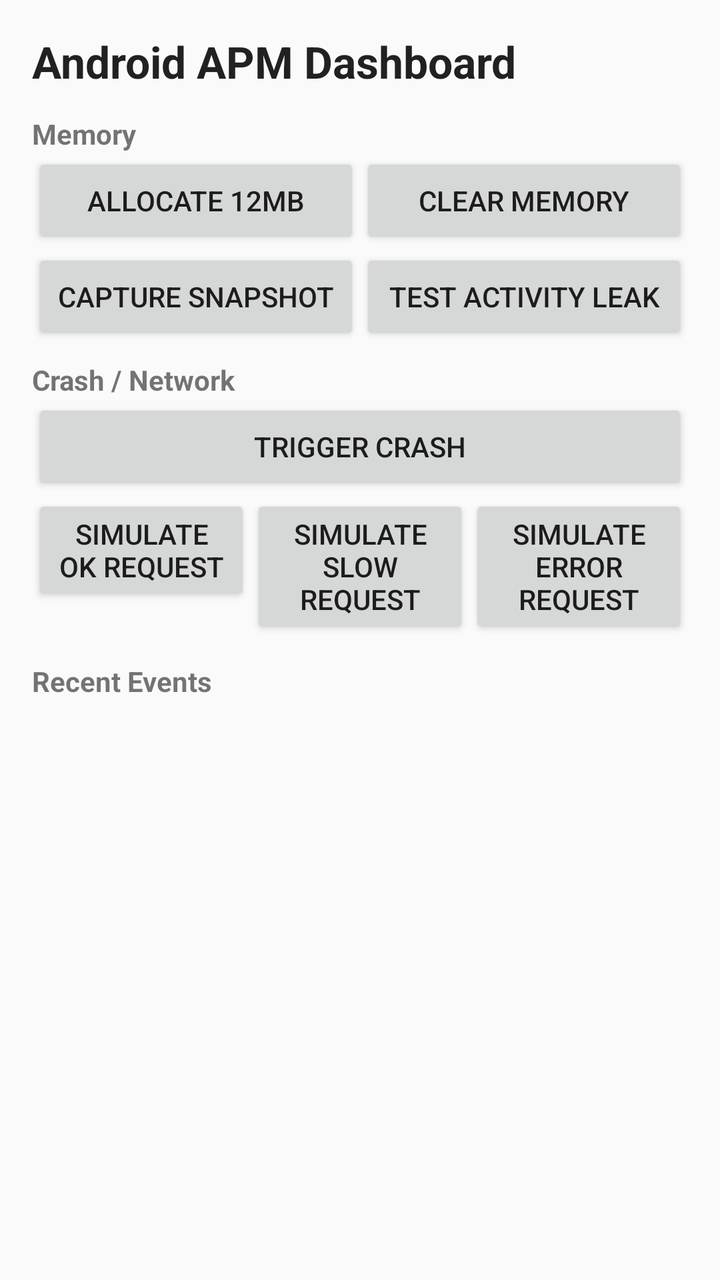
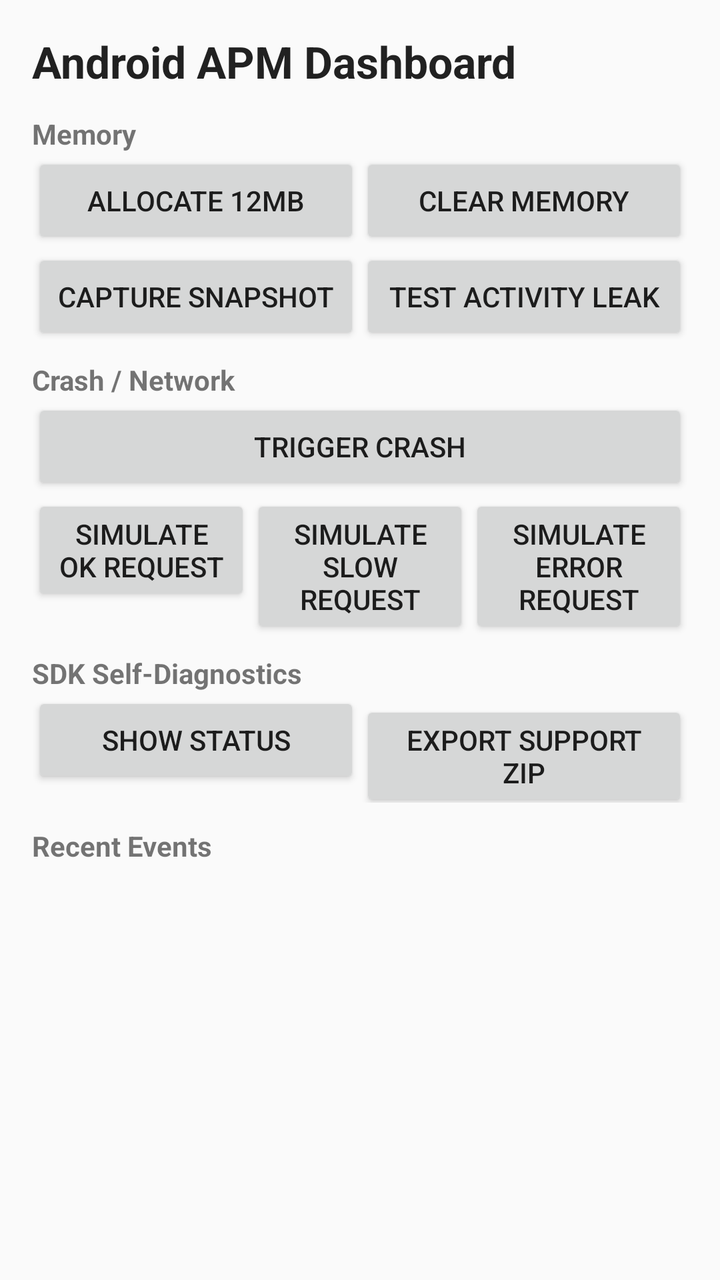

Screens rendered from an Android XML layout before and after an edit, with the pre-edit source and the edit as a unified diff.
<!-- AndroidManifest.xml: application theme Theme.SampleApp -->
<!-- res/layout/activity_main.xml -->
<?xml version="1.0" encoding="utf-8"?>
<LinearLayout xmlns:android="http://schemas.android.com/apk/res/android"
    android:layout_width="match_parent"
    android:layout_height="match_parent"
    android:orientation="vertical"
    android:padding="16dp">

    <TextView
        android:id="@+id/titleView"
        android:layout_width="match_parent"
        android:layout_height="wrap_content"
        android:text="@string/title"
        android:textAppearance="@style/TextAppearance.AppCompat.Large"
        android:textStyle="bold" />

    
    <TextView
        android:layout_width="match_parent"
        android:layout_height="wrap_content"
        android:layout_marginTop="12dp"
        android:text="Memory"
        android:textStyle="bold" />

    <LinearLayout
        android:layout_width="match_parent"
        android:layout_height="wrap_content"
        android:orientation="horizontal">

        <Button
            android:id="@+id/allocButton"
            android:layout_width="0dp"
            android:layout_height="wrap_content"
            android:layout_weight="1"
            android:text="@string/allocate_memory" />

        <Button
            android:id="@+id/clearButton"
            android:layout_width="0dp"
            android:layout_height="wrap_content"
            android:layout_weight="1"
            android:text="@string/clear_memory" />
    </LinearLayout>

    <LinearLayout
        android:layout_width="match_parent"
        android:layout_height="wrap_content"
        android:orientation="horizontal">

        <Button
            android:id="@+id/captureButton"
            android:layout_width="0dp"
            android:layout_height="wrap_content"
            android:layout_weight="1"
            android:text="@string/capture_snapshot" />

        <Button
            android:id="@+id/leakTestButton"
            android:layout_width="0dp"
            android:layout_height="wrap_content"
            android:layout_weight="1"
            android:text="@string/test_leak" />
    </LinearLayout>

    
    <TextView
        android:layout_width="match_parent"
        android:layout_height="wrap_content"
        android:layout_marginTop="8dp"
        android:text="Crash / Network"
        android:textStyle="bold" />

    <Button
        android:id="@+id/crashButton"
        android:layout_width="match_parent"
        android:layout_height="wrap_content"
        android:text="@string/test_crash" />

    <LinearLayout
        android:layout_width="match_parent"
        android:layout_height="wrap_content"
        android:orientation="horizontal">

        <Button
            android:id="@+id/networkOkButton"
            android:layout_width="0dp"
            android:layout_height="wrap_content"
            android:layout_weight="1"
            android:text="@string/test_network_ok" />

        <Button
            android:id="@+id/networkSlowButton"
            android:layout_width="0dp"
            android:layout_height="wrap_content"
            android:layout_weight="1"
            android:text="@string/test_network_slow" />

        <Button
            android:id="@+id/networkErrorButton"
            android:layout_width="0dp"
            android:layout_height="wrap_content"
            android:layout_weight="1"
            android:text="@string/test_network_error" />
    </LinearLayout>

    
    <TextView
        android:id="@+id/eventsLabel"
        android:layout_width="match_parent"
        android:layout_height="wrap_content"
        android:layout_marginTop="12dp"
        android:text="@string/recent_events"
        android:textStyle="bold" />

    <ScrollView
        android:layout_width="match_parent"
        android:layout_height="0dp"
        android:layout_marginTop="4dp"
        android:layout_weight="1">

        <TextView
            android:id="@+id/eventsView"
            android:layout_width="match_parent"
            android:layout_height="wrap_content"
            android:fontFamily="monospace"
            android:textAppearance="@style/TextAppearance.AppCompat.Body1"
            android:textIsSelectable="true"
            android:textSize="11sp" />
    </ScrollView>

</LinearLayout>
<!-- resources referenced by this layout -->
<resources>
  <string name="allocate_memory">Allocate 12MB</string>
  <string name="capture_snapshot">Capture Snapshot</string>
  <string name="clear_memory">Clear Memory</string>
  <string name="recent_events">Recent Events</string>
  <string name="test_crash">Trigger Crash</string>
  <string name="test_leak">Test Activity Leak</string>
  <string name="test_network_error">Simulate Error Request</string>
  <string name="test_network_ok">Simulate OK Request</string>
  <string name="test_network_slow">Simulate Slow Request</string>
  <string name="title">Android APM Dashboard</string>
  <style name="Theme.SampleApp" parent="Theme.AppCompat.DayNight.NoActionBar">
          <item name="android:statusBarColor" tools:targetApi="l">@android:color/black</item>
      </style>
</resources>

<!-- the commit's change to res/layout/activity_main.xml (unified diff, before → after) -->
@@ -104,6 +104,34 @@
 
     
     <TextView
+        android:layout_width="match_parent"
+        android:layout_height="wrap_content"
+        android:layout_marginTop="8dp"
+        android:text="@string/diagnostics_title"
+        android:textStyle="bold" />
+
+    <LinearLayout
+        android:layout_width="match_parent"
+        android:layout_height="wrap_content"
+        android:orientation="horizontal">
+
+        <Button
+            android:id="@+id/diagnosticsStatusButton"
+            android:layout_width="0dp"
+            android:layout_height="wrap_content"
+            android:layout_weight="1"
+            android:text="@string/diagnostics_status" />
+
+        <Button
+            android:id="@+id/diagnosticsExportButton"
+            android:layout_width="0dp"
+            android:layout_height="wrap_content"
+            android:layout_weight="1"
+            android:text="@string/diagnostics_export" />
+    </LinearLayout>
+
+    
+    <TextView
         android:id="@+id/eventsLabel"
         android:layout_width="match_parent"
         android:layout_height="wrap_content"
<!-- resource entries referenced after the edit -->
@@ -3,6 +3,9 @@
   <string name="allocate_memory">Allocate 12MB</string>
   <string name="capture_snapshot">Capture Snapshot</string>
   <string name="clear_memory">Clear Memory</string>
+  <string name="diagnostics_export">Export Support ZIP</string>
+  <string name="diagnostics_status">Show Status</string>
+  <string name="diagnostics_title">SDK Self-Diagnostics</string>
   <string name="recent_events">Recent Events</string>
   <string name="test_crash">Trigger Crash</string>
   <string name="test_leak">Test Activity Leak</string>
